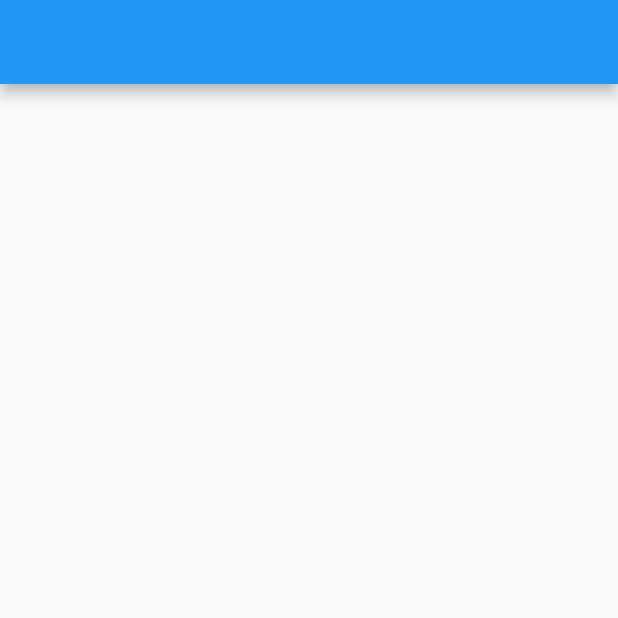
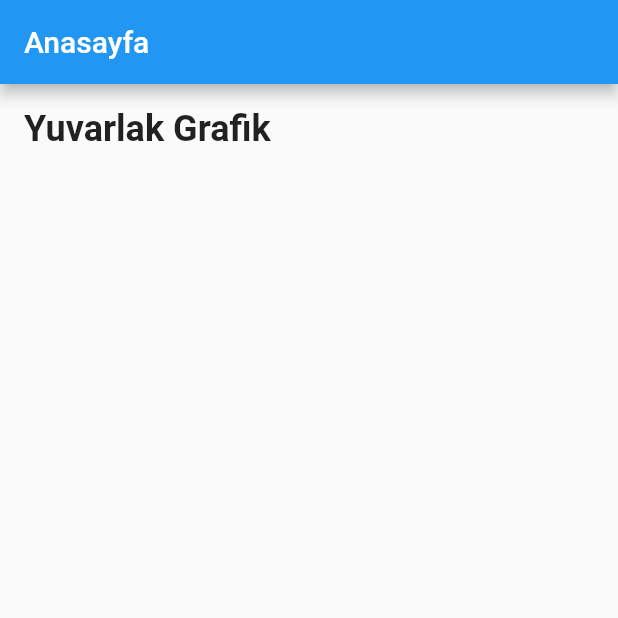
Before and after one commit to ayazhakan/appJam, a Flutter app: the screen it shows after launch, on a phone screen of 412 x 824 dp, the top half of it. Run offline on Flutter 3.47's test engine with Material 2 defaults, Android fonts, the phone set to English and light mode, and no system bars; our stand-ins replace fl_chart, get.

Commit message:
anasayfa

```diff
--- a/lib/view/home/home_screen.dart
+++ b/lib/view/home/home_screen.dart
@@ -1,3 +1,6 @@
+import 'dart:async';
+
+import 'package:fl_chart/fl_chart.dart';
 import 'package:flutter/material.dart';
 
 class HomePage extends StatefulWidget {
@@ -8,16 +11,71 @@ class HomePage extends StatefulWidget {
 }
 
 class _HomePageState extends State<HomePage> {
+  double startDegreeOffset = 180;
+
   @override
   Widget build(BuildContext context) {
+    startDegreeOffsetTimer();
     return Scaffold(
       appBar: AppBar(
-        title: Text(""),
+        title: Text("Anasayfa"),
       ),
       body: ListView(
-        ///todo: Eğitimlerin tamamlanma yüzdesi card -- grafikler -- eğitimler arası geçiş
+        children: [
+          Padding(
+            padding: EdgeInsets.all(16.0),
+            child: Column(
+              crossAxisAlignment: CrossAxisAlignment.stretch,
+              children: [
+                const Text(
+                  "Yuvarlak Grafik",
+                  style: TextStyle(
+                    fontSize: 24,
+                    fontWeight: FontWeight.bold,
+                  ),
+                ),
+                Row(
 
+                ),
+              ],
+            ),
+          ),
+        ],
       ),
     );
   }
+
+  void startDegreeOffsetTimer() {
+    Timer.periodic(Duration(milliseconds: 10000), (_) {
+      setState(() {
+        startDegreeOffset++;
+      });
+    });
+  }
+
+
+  AspectRatio buildGraph() {
+    return AspectRatio(
+                aspectRatio: 1,
+                child: PieChart(
+                  PieChartData(
+                    sections: [
+                      PieChartSectionData(
+                        value: 25,
+                        title: '25%',
+                        color: Colors.green,
+                      ),
+                      PieChartSectionData(
+                        value: 75,
+                        title: '75%',
+                        color: Colors.red,
+                      ),
+                    ],
+                    sectionsSpace: 2,
+                    centerSpaceRadius: 40,
+                    startDegreeOffset: startDegreeOffset,
+                  ),
+                ),
+              );
+  }
 }
```
